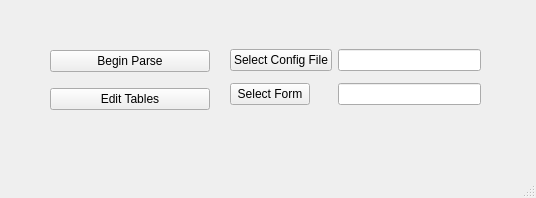
Qt form mainwindow.ui (Acliu1498/freshman_form_parser) before a commit.
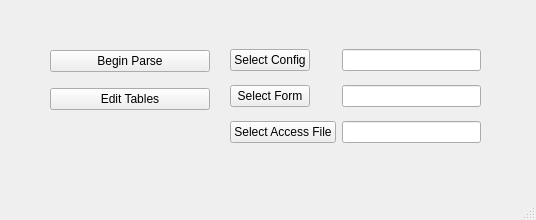
The same form after that commit.

What changed in the file:
```diff
--- a/mainwindow.ui
+++ b/mainwindow.ui
@@ -7,7 +7,7 @@
     <x>0</x>
     <y>0</y>
     <width>536</width>
-    <height>198</height>
+    <height>220</height>
    </rect>
   </property>
   <property name="windowTitle">
@@ -46,23 +46,20 @@
       <x>230</x>
       <y>40</y>
       <width>251</width>
-      <height>80</height>
+      <height>121</height>
      </rect>
     </property>
     <layout class="QFormLayout" name="formLayout">
      <property name="verticalSpacing">
-      <number>12</number>
+      <number>14</number>
      </property>
      <property name="topMargin">
       <number>9</number>
      </property>
-     <item row="0" column="1">
-      <widget class="QLineEdit" name="lineEdit"/>
-     </item>
      <item row="0" column="0">
       <widget class="QPushButton" name="pushButton">
        <property name="text">
-        <string>Select Config File</string>
+        <string>Select Config</string>
        </property>
       </widget>
      </item>
@@ -74,7 +71,35 @@
       </widget>
      </item>
      <item row="1" column="1">
-      <widget class="QLineEdit" name="lineEdit_2"/>
+      <widget class="QLineEdit" name="line_form_file">
+       <property name="readOnly">
+        <bool>true</bool>
+       </property>
+      </widget>
+     </item>
+     <item row="0" column="1">
+      <widget class="QLineEdit" name="line_config_file">
+       <property name="enabled">
+        <bool>true</bool>
+       </property>
+       <property name="readOnly">
+        <bool>true</bool>
+       </property>
+      </widget>
+     </item>
+     <item row="2" column="1">
+      <widget class="QLineEdit" name="line_access_file">
+       <property name="readOnly">
+        <bool>true</bool>
+       </property>
+      </widget>
+     </item>
+     <item row="2" column="0">
+      <widget class="QPushButton" name="btn_select_access_file">
+       <property name="text">
+        <string>Select Access File</string>
+       </property>
+      </widget>
      </item>
     </layout>
    </widget>
```
Left out of the diff: 2 changed lines with no effect on the pictures.
